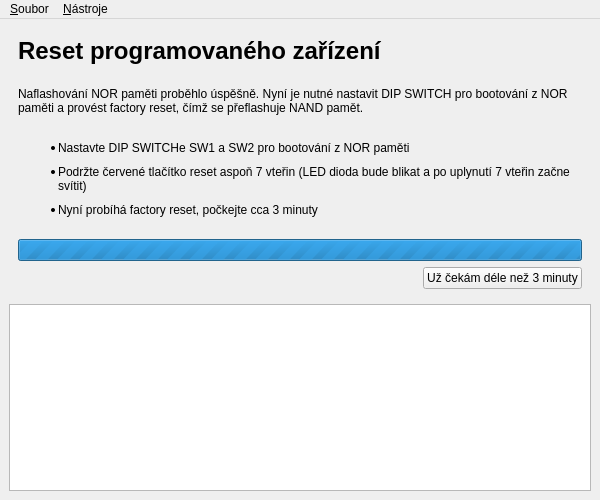
First picture: the form in gui/installer.ui, repository turris-cz/rtools-gui, before the edit.
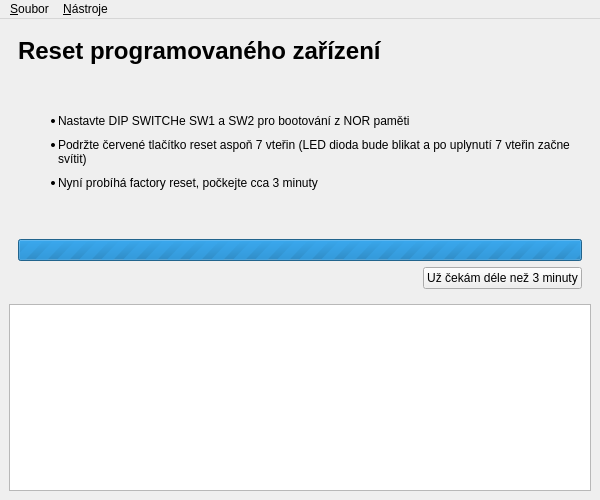
Second picture: the form after the edit. The open tabs and pages were chosen to show the change. Icons and pictures are not drawn.

Diff of the .ui file:
```diff
--- a/gui/installer.ui
+++ b/gui/installer.ui
@@ -353,7 +353,7 @@
            </sizepolicy>
           </property>
           <property name="text">
-           <string>&lt;html&gt;&lt;head/&gt;&lt;body&gt;&lt;p&gt;Naflashování NOR paměti proběhlo úspěšně. Nyní je nutné nastavit DIP SWITCH pro bootování z NOR paměti a provést factory reset, čímž se přeflashuje NAND pamět.&lt;br/&gt;&lt;/p&gt;&lt;ul style=&quot;margin-top: 0px; margin-bottom: 0px; margin-left: 0px; margin-right: 0px; -qt-list-indent: 1;&quot;&gt;&lt;li style=&quot; margin-top:0px; margin-bottom:10px; margin-left:0px; margin-right:0px; -qt-block-indent:0; text-indent:0px;&quot;&gt;Nastavte DIP SWITCHe SW1 a SW2 pro bootování z NOR paměti&lt;/li&gt;&lt;li style=&quot; margin-top:0px; margin-bottom:10px; margin-left:0px; margin-right:0px; -qt-block-indent:0; text-indent:0px;&quot;&gt;Podržte červené tlačítko reset aspoň 7 vteřin (LED dioda bude blikat a po uplynutí 7 vteřin začne svítit)&lt;/li&gt;&lt;li style=&quot; margin-top:0px; margin-bottom:10px; margin-left:0px; margin-right:0px; -qt-block-indent:0; text-indent:0px;&quot;&gt;Nyní probíhá factory reset, počkejte cca 3 minuty&lt;/li&gt;&lt;/ul&gt;&lt;/body&gt;&lt;/html&gt;</string>
+           <string>&lt;html&gt;&lt;head/&gt;&lt;body&gt;&lt;ul style=&quot;margin-top: 0px; margin-bottom: 0px; margin-left: 0px; margin-right: 0px; -qt-list-indent: 1;&quot;&gt;&lt;li style=&quot; margin-top:0px; margin-bottom:10px; margin-left:0px; margin-right:0px; -qt-block-indent:0; text-indent:0px;&quot;&gt;Nastavte DIP SWITCHe SW1 a SW2 pro bootování z NOR paměti&lt;/li&gt;&lt;li style=&quot; margin-top:0px; margin-bottom:10px; margin-left:0px; margin-right:0px; -qt-block-indent:0; text-indent:0px;&quot;&gt;Podržte červené tlačítko reset aspoň 7 vteřin (LED dioda bude blikat a po uplynutí 7 vteřin začne svítit)&lt;/li&gt;&lt;li style=&quot; margin-top:0px; margin-bottom:10px; margin-left:0px; margin-right:0px; -qt-block-indent:0; text-indent:0px;&quot;&gt;Nyní probíhá factory reset, počkejte cca 3 minuty&lt;/li&gt;&lt;/ul&gt;&lt;/body&gt;&lt;/html&gt;</string>
           </property>
           <property name="textFormat">
            <enum>Qt::RichText</enum>
```
